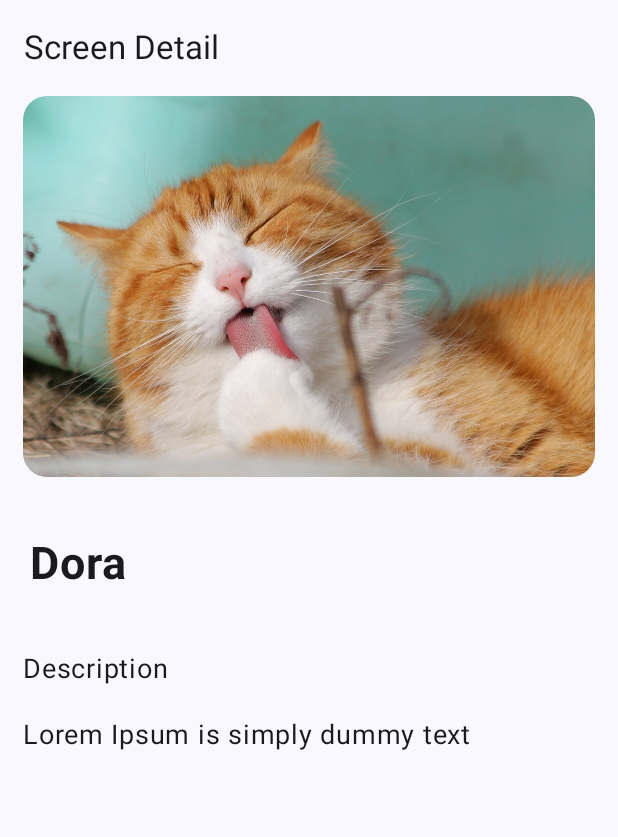
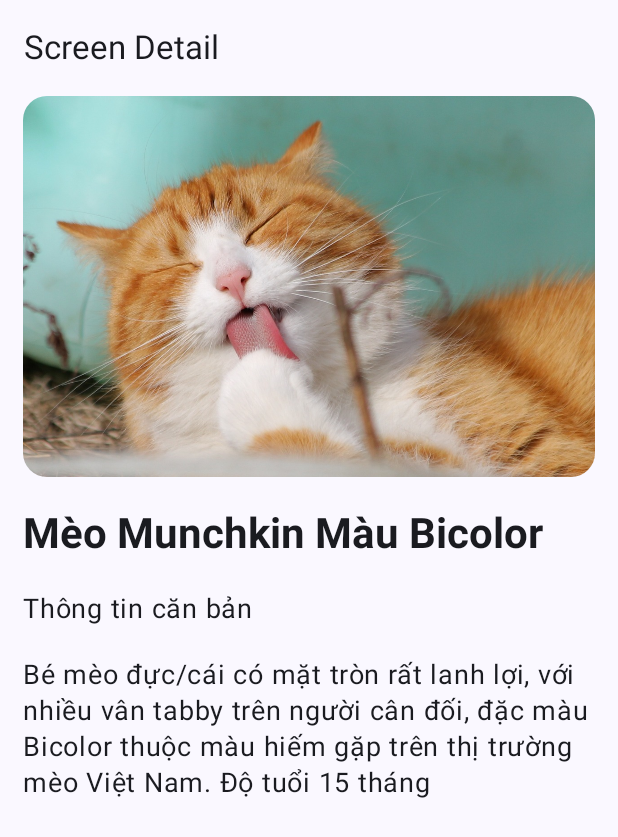
Before and after one commit to duyenqa/RegisterForm, an Android app built with Jetpack Compose: the ScreenDashboard screen opened through its navigation route, after a tap on "View Detail", on a phone screen of 412 x 824 dp. Shown: the top 837 px of the screen. Run offline under Robolectric (Android 15) with nearby library versions, the phone set to English and light mode, and no system bars.

Commit message:
update code

```diff
--- a/app/src/main/java/com/example/registerform/Dashboard.kt
+++ b/app/src/main/java/com/example/registerform/Dashboard.kt
@@ -43,7 +43,6 @@ data class Feature(val name: String)
 fun ScreenDashboard(
     imageId: Array<Int>,
     names: Array<String>,
-    description: Array<String>,
     navController: NavController
 ) {
     val oneList = listOf(
@@ -166,13 +165,10 @@ fun ScreenDashboard(
                         )
                         Column {
                             Text(text = names[it], style = MaterialTheme.typography.titleMedium)
-                            Text(
-                                text = description[it],
-                                style = MaterialTheme.typography.bodyMedium
-                            )
+
                             SuggestionChip(
                                 onClick = { navController.navigate(route = "screen_detail/$it") },
-                                label = { Text(text = "View Detail", color = Color.DarkGray) },
+                                label = { Text(text = "View Detail", color = Color.DarkGray, style = MaterialTheme.typography.bodyMedium) },
                                 border = BorderStroke(
                                     width = 1.dp,
                                     color = Color.DarkGray
--- a/app/src/main/java/com/example/registerform/Detail.kt
+++ b/app/src/main/java/com/example/registerform/Detail.kt
@@ -9,6 +9,7 @@ import androidx.compose.foundation.layout.fillMaxWidth
 import androidx.compose.foundation.layout.padding
 import androidx.compose.foundation.shape.RoundedCornerShape
 import androidx.compose.material3.ExperimentalMaterial3Api
+import androidx.compose.material3.MaterialTheme
 import androidx.compose.material3.Scaffold
 import androidx.compose.material3.Text
 import androidx.compose.material3.TopAppBar
@@ -47,11 +48,11 @@ fun ScreenDetail(imageId: Array<Int>, names: Array<String>, description: Array<S
 
             Text(
                 text = names[itemIndex!!],
-                fontSize = 30.sp,
                 fontWeight = FontWeight.Bold,
-                modifier = Modifier.padding(20.dp)
+                modifier = Modifier.padding(horizontal = 15.dp),
+                style = MaterialTheme.typography.headlineMedium
             )
-            Text(text = "Description",fontSize = 18.sp, modifier = Modifier.padding(horizontal = 15.dp))
+            Text(text = "Thông tin căn bản",fontSize = 18.sp, modifier = Modifier.padding(horizontal = 15.dp))
             Text(
                 text = description[itemIndex!!],
                 fontSize = 18.sp,
--- a/app/src/main/java/com/example/registerform/MainActivity.kt
+++ b/app/src/main/java/com/example/registerform/MainActivity.kt
@@ -32,29 +32,29 @@ class MainActivity : ComponentActivity() {
                 )
 
                 val names = arrayOf(
-                    "Dora",
-                    "Levi",
-                    "Sammy",
-                    "Begals",
+                    "Mèo Munchkin Màu Bicolor",
+                    "Mèo Munchkin Màu Silver",
+                    "Mèo Anh Lông Ngắn Màu Bicolor",
+                    "Mèo Anh Lông Ngắn Màu Classic",
                     "Mango",
-                    "Jojo",
-                    "Diane",
-                    "Marvin",
-                    "Mesina",
-                    "Hammy",
+                    "Mèo Munchkin Chân Ngắn Màu Classic Tabby",
+                    "Mèo Đen",
+                    "Mèo Anh Lông Ngắn Màu Classic - ALN066",
+                    "Mèo Anh lông ngắn màu Classic Tabby - ALN06179",
+                    "Mèo Anh Lông Ngắn Màu Bicolor - ALN02175",
                 )
 
                 val description = arrayOf(
-                    "Lorem Ipsum is simply dummy text",
-                    "Lorem Ipsum is simply dummy text",
-                    "Lorem Ipsum is simply dummy text",
-                    "Lorem Ipsum is simply dummy text",
-                    "Lorem Ipsum is simply dummy text",
-                    "Lorem Ipsum is simply dummy text",
-                    "Lorem Ipsum is simply dummy text",
-                    "Lorem Ipsum is simply dummy text",
-                    "Lorem Ipsum is simply dummy text",
-                    "Lorem Ipsum is simply dummy text",
+                    "Bé mèo đực/cái có mặt tròn rất lanh lợi, với nhiều vân tabby trên người cân đối, đặc màu Bicolor thuộc màu hiếm gặp trên thị trường mèo Việt Nam. Độ tuổi 15 tháng",
+                    "Bé mèo đực/cái có mặt tròn rất lanh lợi, với nhiều vân tabby trên người cân đối, đặc màu Silver thuộc màu hiếm gặp trên thị trường mèo Việt Nam. Độ tuổi 7 tháng",
+                    "Bé mèo đực/cái có mặt tròn rất lanh lợi, với nhiều vân tabby trên người cân đối, đặc màu Bicolor thuộc màu hiếm gặp trên thị trường mèo Việt Nam. Độ tuổi 10 tháng",
+                    "Bé mèo đực/cái có mặt tròn rất lanh lợi, với nhiều vân tabby trên người cân đối, đặc màu Classic thuộc màu hiếm gặp trên thị trường mèo Việt Nam. Độ tuổi 4 tháng",
+                    "Bé mèo đực/cái có mặt tròn rất lanh lợi, với nhiều vân tabby trên người cân đối, thuộc màu hiếm gặp trên thị trường mèo Việt Nam. Độ tuổi 15 tháng",
+                    "Bé mèo đực/cái có mặt tròn rất lanh lợi, với nhiều vân tabby trên người cân đối, đặc màu Classic Tabby thuộc màu hiếm gặp trên thị trường mèo Việt Nam. Độ tuổi 20 tháng",
+                    "Bé mèo đực/cái có mặt tròn rất lanh lợi, với nhiều vân tabby trên người cân đối, đặc màu Black, mèo Việt Nam. Độ tuổi 12 tháng",
+                    "Bé mèo đực/cái có mặt tròn rất lanh lợi, với nhiều vân tabby trên người cân đối, đặc màu Classic thuộc màu hiếm gặp trên thị trường mèo Việt Nam. Độ tuổi 10 tháng",
+                    "Bé mèo đực/cái có mặt tròn rất lanh lợi, với nhiều vân tabby trên người cân đối, đặc màu Classic Tabby thuộc màu hiếm gặp trên thị trường mèo Việt Nam. Độ tuổi 12 tháng",
+                    "Bé mèo đực/cái có mặt tròn rất lanh lợi, với nhiều vân tabby trên người cân đối, đặc màu Bicolor thuộc màu hiếm gặp trên thị trường mèo Việt Nam. Độ tuổi 3 tháng",
                 )
                 val navController = rememberNavController()
                 NavHost(navController = navController, startDestination = "screen_signup"){
@@ -73,7 +73,7 @@ class MainActivity : ComponentActivity() {
                         })
                     }
                     composable(route = "screen_dashboard") {
-                        ScreenDashboard(imageId, names, description, navController)
+                        ScreenDashboard(imageId, names, navController)
                     }
                     composable(
                         route = "screen_detail/{index}",
```
